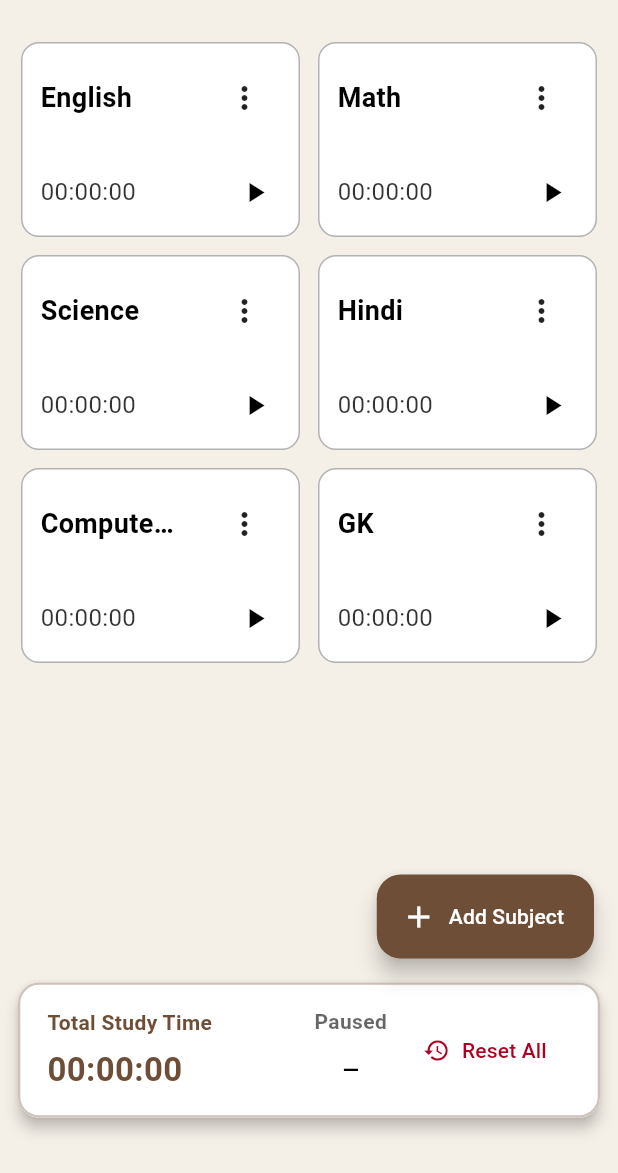
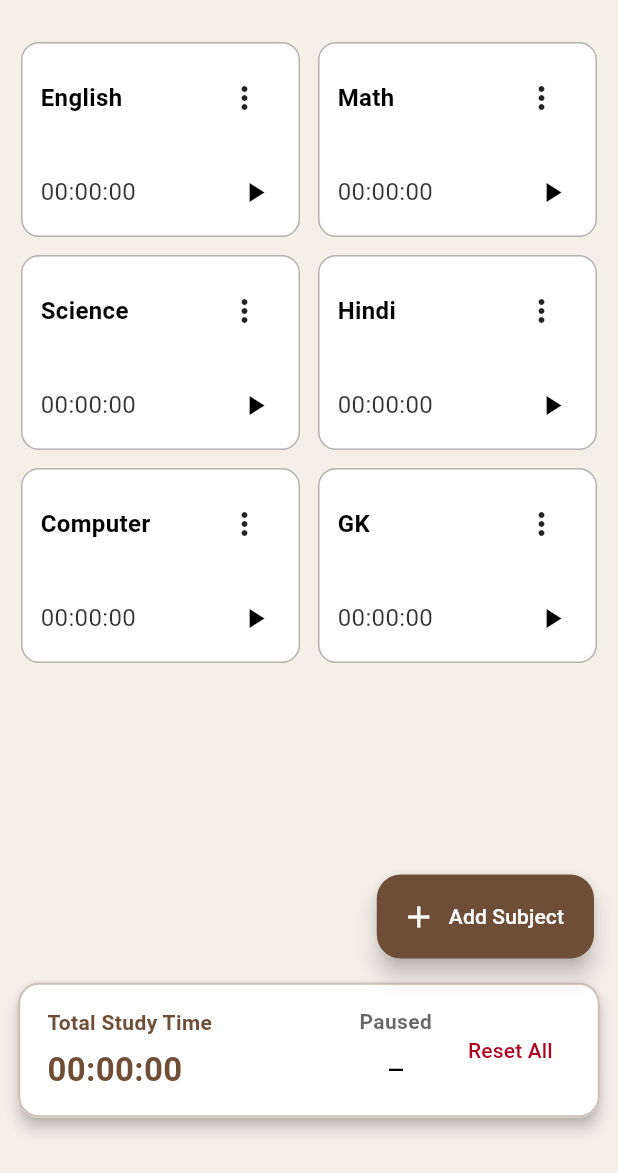
Before and after one commit to CodewithVipin/Study_time_Tracker, a Flutter app: the screen it shows after launch, on a phone screen of 412 x 824 dp, the part 63-1236 px from its top. Run offline on Flutter 3.47's test engine with Material 3 defaults, Android fonts, the phone set to English and light mode, and no system bars; our stand-ins replace sqflite; accounts and stored records are empty.

Commit message:
elipses issue resolve in card view app finalized

```diff
--- a/lib/screens/home_page.dart
+++ b/lib/screens/home_page.dart
@@ -344,10 +344,12 @@ class _HomePageState extends State<HomePage> {
                       children: [
                         Flexible(
                           child: Text(
-                            shortName(s.name),
-                            overflow: TextOverflow.ellipsis,
+                            s.name,
+                            softWrap: true,
+                            overflow: TextOverflow.visible,
+                            maxLines: 2, // prevents overflow outside the box
                             style: TextStyle(
-                              fontSize: 18,
+                              fontSize: 16,
                               fontWeight: FontWeight.w700,
                               color: theme.colorScheme.onSurface,
                             ),
@@ -517,7 +519,6 @@ class _HomePageState extends State<HomePage> {
                   Padding(
                     padding: const EdgeInsets.only(left: 12),
                     child: TextButton.icon(
-                      icon: const Icon(Icons.restore),
                       label: const Text("Reset All"),
                       onPressed: _resetAllSubjects,
                       style: TextButton.styleFrom(
```
